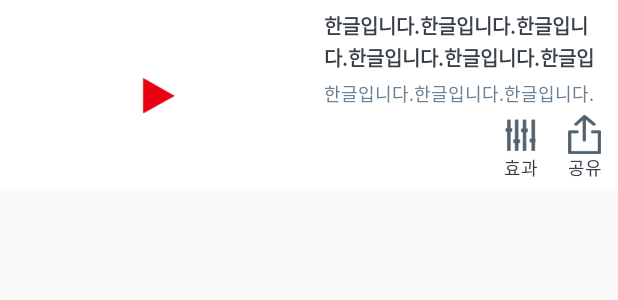
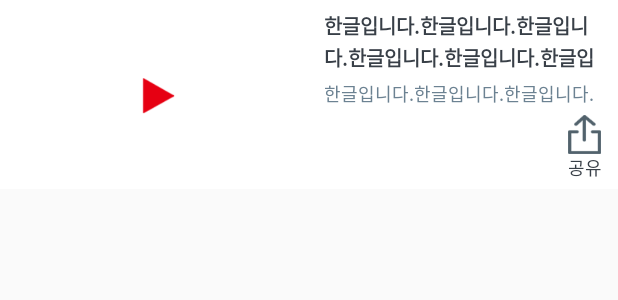
Before and after one commit to vanthaiunghoa/karaokesong, an Android app: the layout fragment_list1_item3.xml on its own in the app's theme, with its tools: preview values and no code run, on a phone screen of 412 x 824 dp. Shown: the top 300 px of the screen. Run offline under Robolectric (Android 15) with nearby library versions, the phone set to English and light mode, and no system bars.

Commit message:
2018-01-30 오류수정

```diff
--- a/app/build.gradle
+++ b/app/build.gradle
@@ -8,8 +8,8 @@ android {
         applicationId "kr.ds.karaokesong"
         minSdkVersion 15
         targetSdkVersion 21
-        versionCode 13
-        versionName "1.3.9"
+        versionCode 14
+        versionName "1.4.0"
         multiDexEnabled true
     }
     buildTypes {
@@ -68,7 +68,6 @@ dependencies {
     compile 'com.android.support:recyclerview-v7:25.1.1'
     compile "me.leolin:ShortcutBadger:1.1.16@aar"
 
-    compile 'com.writingminds:FFmpegAndroid:0.3.2'
 
 
 }
--- a/app/src/main/AndroidManifest.xml
+++ b/app/src/main/AndroidManifest.xml
@@ -23,8 +23,6 @@
         <activity android:name=".SubActivity" android:configChanges="orientation|screenSize">
         </activity>
         <activity android:name=".ChannelListActivity" android:screenOrientation="portrait">
-        </activity>
-        <activity android:name=".EffectActivity" android:screenOrientation="portrait">
         </activity>
 
         <activity android:name="com.facebook.ads.InterstitialAdActivity"
--- a/app/src/main/java/kr/ds/karaokesong/IntroActivity.java
+++ b/app/src/main/java/kr/ds/karaokesong/IntroActivity.java
@@ -28,8 +28,8 @@ public class IntroActivity extends BaseActivity{
         ShortcutBadger.removeCount(getApplicationContext());
         SharedPreference.putSharedPreference(getApplicationContext(), "badger_count", 0);
 
-        OnNext();
-        //setAdMob();
+        //OnNext();
+        setAdMob();
 
     }
     public void setAdMob(){
--- a/app/src/main/java/kr/ds/karaokesong/SubActivity.java
+++ b/app/src/main/java/kr/ds/karaokesong/SubActivity.java
@@ -351,7 +351,7 @@ public class SubActivity extends BaseActivity implements YouTubePlayer.OnInitial
                 // TODO Auto-generated method stub
                 Intent intent = new Intent(getApplicationContext(), SubActivity.class);
                 intent.setFlags(Intent.FLAG_ACTIVITY_CLEAR_TOP);
-                intent.putExtra("data", mData.get(position));
+                intent.putExtra("data", mData.get(position-1));
                 startActivity(intent);
             }
         });
--- a/app/src/main/res/layout/fragment_list1_item3.xml
+++ b/app/src/main/res/layout/fragment_list1_item3.xml
@@ -96,28 +96,7 @@
                     android:orientation="horizontal"
                     android:gravity="right">
 
-                    <LinearLayout
-                        android:layout_width="wrap_content"
-                        android:layout_height="wrap_content"
-                        android:orientation="vertical"
-                        android:gravity="center"
-                        >
 
-                        <ImageView
-                            android:clickable="true"
-                            android:id="@+id/imageView_effect"
-                            android:layout_width="wrap_content"
-                            android:layout_height="wrap_content"
-                            android:background="@drawable/list_effect"/>
-
-                        <TextView
-                            android:textColor="#383f47"
-                            android:textSize="12sp"
-                            android:text="효과"
-                            android:layout_width="wrap_content"
-                            android:layout_height="wrap_content"/>
-
-                    </LinearLayout>
 
                     <LinearLayout
                         android:layout_marginLeft="20dip"
```
Also changed, not shown: app/src/main/java/kr/ds/adapter/RecordAdapter.java (+1 -14 lines), app/src/main/java/kr/ds/karaokesong/EffectActivity.java (deleted, +0 -140 lines), 7 other files.
